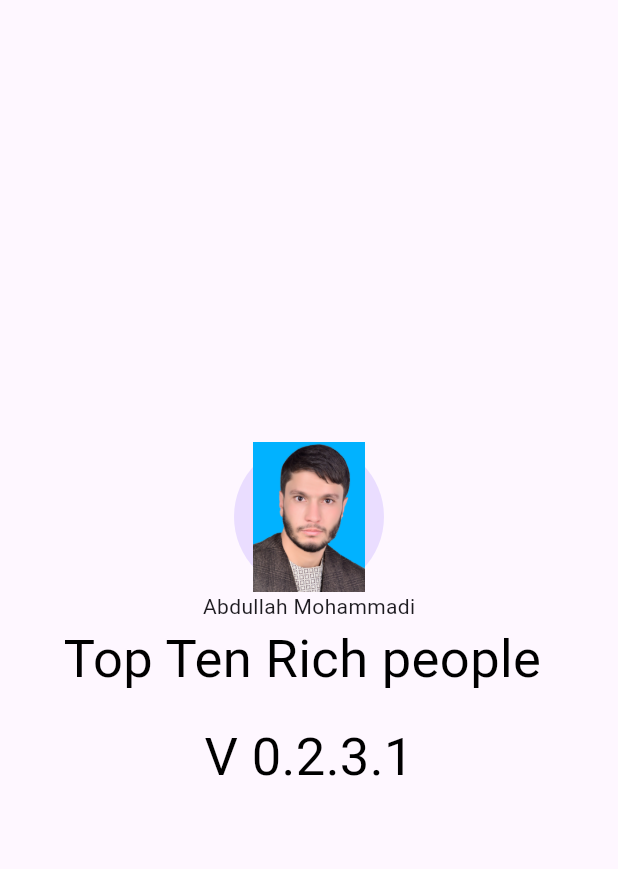
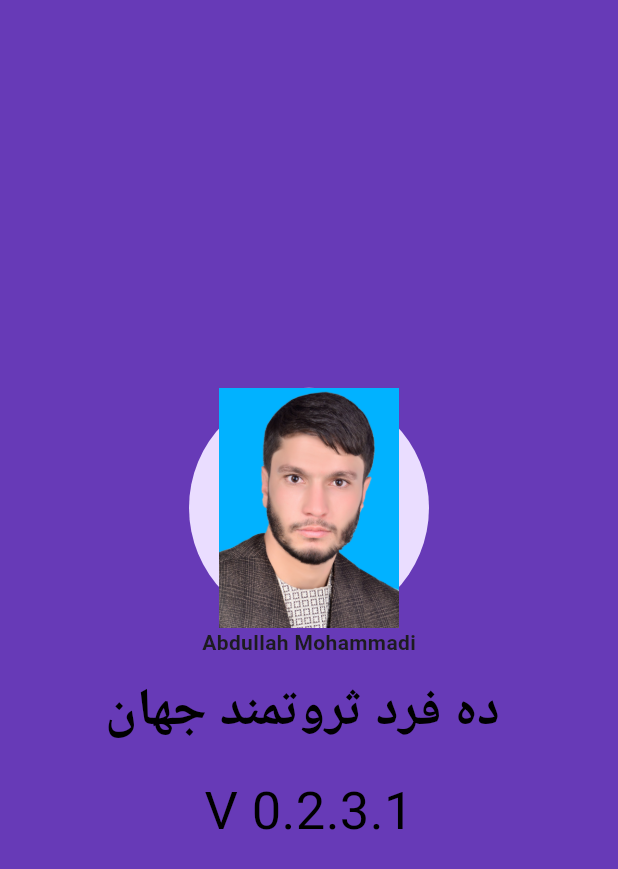
Before and after one commit to Mohammadi22/top_ten_people, a Flutter app: the SplashScreen screen opened directly, on a phone screen of 412 x 824 dp. Shown: the top 869 px of the screen. Run offline on Flutter 3.47's test engine with Material 3 defaults, Android fonts, the light colour scheme and no system bars; network calls fail; key blocks and very long unbroken strings in the code were emptied for the run.

Commit message:
change the color of the page

```diff
--- a/lib/main.dart
+++ b/lib/main.dart
@@ -29,18 +29,20 @@ class _SplashScreenState extends State<SplashScreen> {
   @override
   Widget build(BuildContext context) {
     return Scaffold(
+      backgroundColor: Colors.deepPurple,
         body: Column(
       mainAxisAlignment: MainAxisAlignment.center,
       children: [
-        CircleAvatar(maxRadius: 50,
+        CircleAvatar(maxRadius: 80,
        child: Image.asset('assets/sont.jpg'),
         ),
         // SizedBox(height: 15,),
-        Text("Abdullah Mohammadi"),
+        Text("Abdullah Mohammadi",style: TextStyle(fontWeight: FontWeight.bold),),
+        SizedBox(height: 10,),
         Center(
             child: Text(
-          "Top Ten Rich people ",
-          style: TextStyle(fontSize: 35, color: Colors.black),
+          "ده فرد ثروتمند جهان ",
+          style: TextStyle(fontSize: 35, color: Colors.black,fontWeight: FontWeight.bold),
         ),),
         SizedBox(height: 15,),
         Text("V 0.2.3.1",style: TextStyle(fontSize: 35,color: Colors.black),
```
Also changed, not shown: lib/Home.dart (+3 -2 lines).
